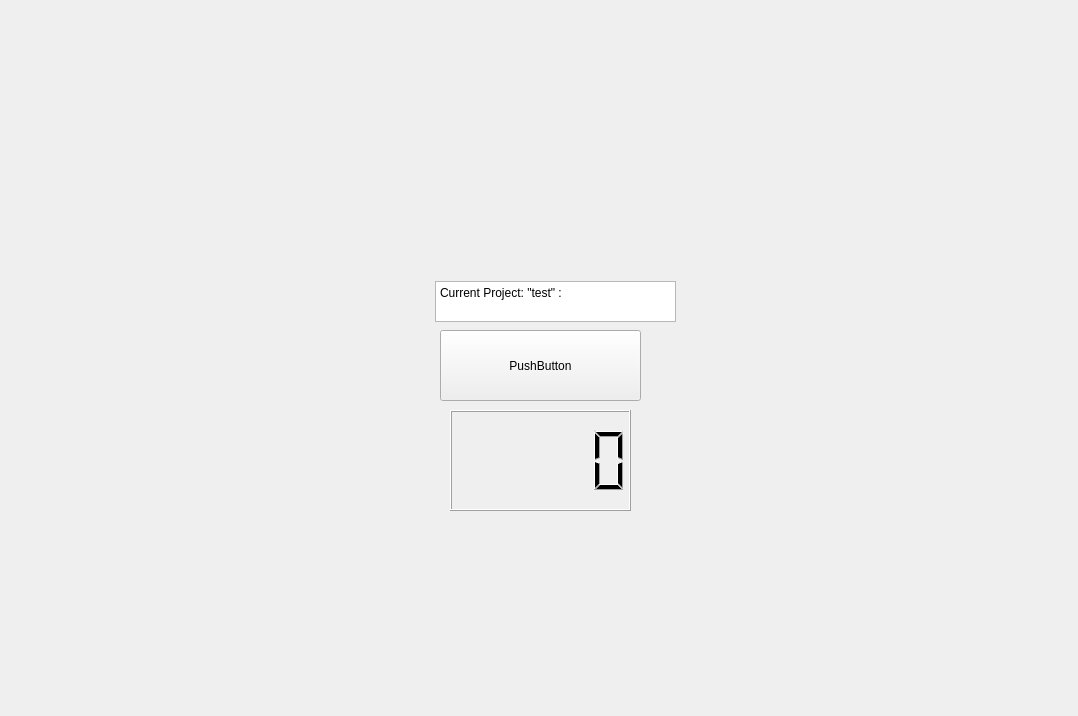
The window that QTDesignerTest.ui (dbowersock18/Time-Tracker) describes before a commit, drawn with Qt 5.
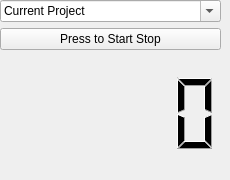
The same window after the commit.

The edit to the form file:
```diff
--- a/QTDesignerTest.ui
+++ b/QTDesignerTest.ui
@@ -6,56 +6,72 @@
    <rect>
     <x>0</x>
     <y>0</y>
-    <width>1078</width>
-    <height>716</height>
+    <width>230</width>
+    <height>180</height>
    </rect>
   </property>
   <property name="windowTitle">
    <string>Form</string>
   </property>
-  <widget class="QPushButton" name="pushButton">
+  <widget class="QWidget" name="verticalLayoutWidget">
    <property name="geometry">
     <rect>
-     <x>440</x>
-     <y>330</y>
-     <width>201</width>
-     <height>71</height>
+     <x>0</x>
+     <y>0</y>
+     <width>221</width>
+     <height>171</height>
     </rect>
    </property>
-   <property name="text">
-    <string>PushButton</string>
-   </property>
-  </widget>
-  <widget class="QTextBrowser" name="textBrowser">
-   <property name="geometry">
-    <rect>
-     <x>435</x>
-     <y>281</y>
-     <width>241</width>
-     <height>41</height>
-    </rect>
-   </property>
-   <property name="html">
-    <string>&lt;!DOCTYPE HTML PUBLIC &quot;-//W3C//DTD HTML 4.0//EN&quot; &quot;http://www.w3.org/TR/REC-html40/strict.dtd&quot;&gt;
-&lt;html&gt;&lt;head&gt;&lt;meta name=&quot;qrichtext&quot; content=&quot;1&quot; /&gt;&lt;meta charset=&quot;utf-8&quot; /&gt;&lt;style type=&quot;text/css&quot;&gt;
-p, li { white-space: pre-wrap; }
-hr { height: 1px; border-width: 0; }
-li.unchecked::marker { content: &quot;\2610&quot;; }
-li.checked::marker { content: &quot;\2612&quot;; }
-&lt;/style&gt;&lt;/head&gt;&lt;body style=&quot; font-family:'Segoe UI'; font-size:9pt; font-weight:400; font-style:normal;&quot;&gt;
-&lt;p style=&quot; margin-top:0px; margin-bottom:0px; margin-left:0px; margin-right:0px; -qt-block-indent:0; text-indent:0px;&quot;&gt;Current Project: &amp;quot;test&amp;quot; : &lt;/p&gt;
-&lt;p style=&quot;-qt-paragraph-type:empty; margin-top:0px; margin-bottom:0px; margin-left:0px; margin-right:0px; -qt-block-indent:0; text-indent:0px;&quot;&gt;&lt;br /&gt;&lt;/p&gt;&lt;/body&gt;&lt;/html&gt;</string>
-   </property>
-  </widget>
-  <widget class="QLCDNumber" name="lcdNumber">
-   <property name="geometry">
-    <rect>
-     <x>450</x>
-     <y>410</y>
-     <width>181</width>
-     <height>101</height>
-    </rect>
-   </property>
+   <layout class="QVBoxLayout" name="verticalLayout">
+    <property name="sizeConstraint">
+     <enum>QLayout::SetMaximumSize</enum>
+    </property>
+    <item>
+     <widget class="QComboBox" name="comboBox">
+      <property name="editable">
+       <bool>true</bool>
+      </property>
+      <property name="currentText">
+       <string>Current Project</string>
+      </property>
+     </widget>
+    </item>
+    <item>
+     <widget class="QPushButton" name="pushButton">
+      <property name="text">
+       <string>Press to Start Stop</string>
+      </property>
+     </widget>
+    </item>
+    <item>
+     <widget class="QLCDNumber" name="lcdNumber">
+      <property name="enabled">
+       <bool>true</bool>
+      </property>
+      <property name="focusPolicy">
+       <enum>Qt::NoFocus</enum>
+      </property>
+      <property name="acceptDrops">
+       <bool>false</bool>
+      </property>
+      <property name="autoFillBackground">
+       <bool>false</bool>
+      </property>
+      <property name="frameShape">
+       <enum>QFrame::NoFrame</enum>
+      </property>
+      <property name="frameShadow">
+       <enum>QFrame::Plain</enum>
+      </property>
+      <property name="digitCount">
+       <number>5</number>
+      </property>
+      <property name="segmentStyle">
+       <enum>QLCDNumber::Filled</enum>
+      </property>
+     </widget>
+    </item>
+   </layout>
   </widget>
  </widget>
  <resources/>
```
